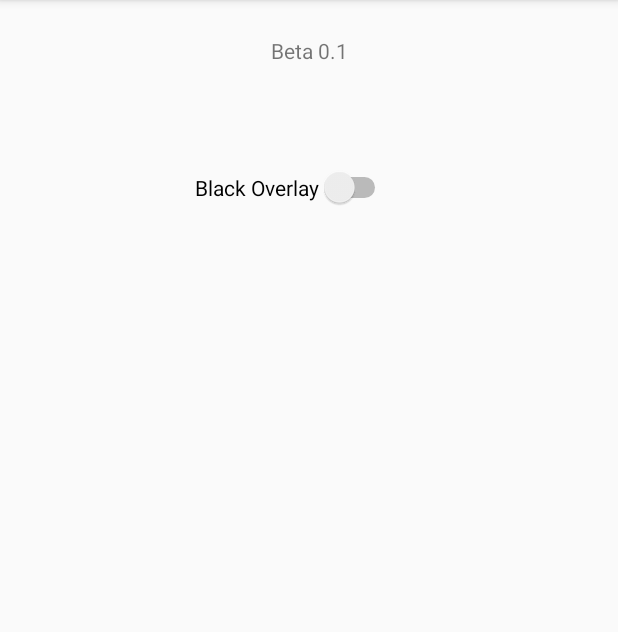
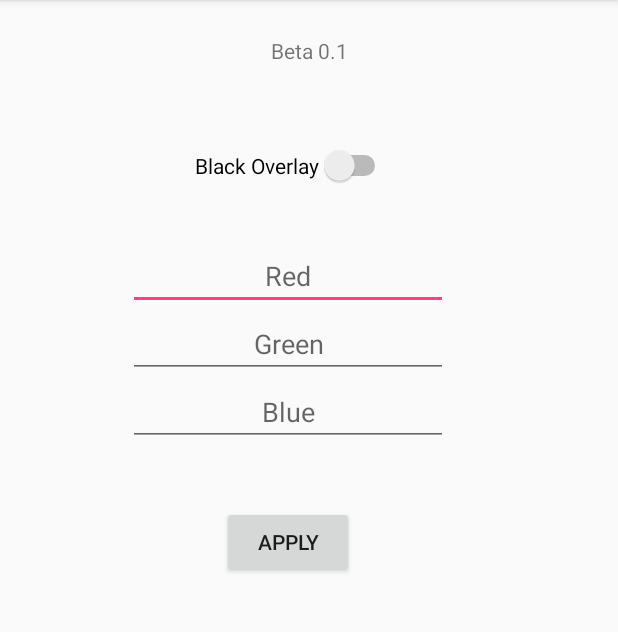
Before and after one commit to maximilianKoeper/OLEDBLACK, an Android app: the screen it shows after launch (MainActivity), on a phone screen of 412 x 824 dp, the part 84-716 px from its top. Run offline under Robolectric (Android 15) with nearby library versions, the phone set to English and light mode, and no system bars.

Commit message:
Overlay Color is now changeable

```diff
--- a/app/src/main/java/com/example/mkoep/oledblack/MainActivity.java
+++ b/app/src/main/java/com/example/mkoep/oledblack/MainActivity.java
@@ -1,16 +1,26 @@
 package com.example.mkoep.oledblack;
 
 import android.content.Intent;
+import android.graphics.Color;
 import android.support.v7.app.AppCompatActivity;
 import android.os.Bundle;
+import android.view.View;
 import android.widget.CompoundButton;
+import android.widget.EditText;
 import android.widget.Switch;
+import android.widget.Button;
+import android.widget.Toast;
 
 
 public class MainActivity extends AppCompatActivity {
 
     Switch switchButton, switchButton2;
     Intent svc;
+
+    EditText red;
+    EditText green;
+    EditText blue;
+    Button button;
 
 
     @Override
@@ -34,6 +44,28 @@ public class MainActivity extends AppCompatActivity {
             }
         });
 
+        button = (Button) findViewById(R.id.button);
+        red = (EditText) findViewById(R.id.editText4);
+        green = (EditText) findViewById(R.id.editText5);
+        blue = (EditText) findViewById(R.id.editText6);
+
+        button.setOnClickListener(new View.OnClickListener(){
+            @Override
+            //On click function
+            public void onClick(View view) {
+                //Create the intent to start another activity
+                setColor();
+            }
+        });
+
+    }
+
+    public void setColor(){
+        int i = Integer.parseInt(red.getText().toString());
+        int j = Integer.parseInt(green.getText().toString());
+        int k = Integer.parseInt(blue.getText().toString());
+        button.setBackgroundColor(Color.rgb(i, j, k));
+        OverlayShowingService.col = Color.rgb(i, j, k);
     }
 
     public void startOverlay(){
--- a/app/src/main/res/layout/activity_main.xml
+++ b/app/src/main/res/layout/activity_main.xml
@@ -11,7 +11,7 @@
         android:id="@+id/switch1"
         android:layout_width="wrap_content"
         android:layout_height="wrap_content"
-        android:layout_marginTop="68dp"
+        android:layout_marginTop="53dp"
         android:checked="false"
         android:text="Black Overlay"
         app:layout_constraintTop_toBottomOf="@+id/textView"
@@ -38,4 +38,56 @@
         tools:layout_editor_absoluteX="20dp"
         app:layout_constraintGuide_begin="20dp" />
 
+    <EditText
+        android:id="@+id/editText4"
+        android:layout_width="wrap_content"
+        android:layout_height="wrap_content"
+        android:layout_marginLeft="65dp"
+        android:layout_marginTop="37dp"
+        android:ems="10"
+        android:hint="Red"
+        android:inputType="number"
+        android:maxLength="3"
+        android:textAlignment="center"
+        app:layout_constraintLeft_toLeftOf="@+id/guideline"
+        app:layout_constraintTop_toBottomOf="@+id/switch1" />
+
+    <EditText
+        android:id="@+id/editText5"
+        android:layout_width="wrap_content"
+        android:layout_height="wrap_content"
+        android:layout_marginLeft="65dp"
+        android:layout_marginTop="0dp"
+        android:ems="10"
+        android:hint="Green"
+        android:inputType="number"
+        android:maxLength="3"
+        android:textAlignment="center"
+        app:layout_constraintLeft_toLeftOf="@+id/guideline"
+        app:layout_constraintTop_toBottomOf="@+id/editText4" />
+
+    <EditText
+        android:id="@+id/editText6"
+        android:layout_width="wrap_content"
+        android:layout_height="wrap_content"
+        android:layout_marginLeft="65dp"
+        android:layout_marginTop="0dp"
+        android:ems="10"
+        android:hint="Blue"
+        android:inputType="number"
+        android:maxLength="3"
+        android:textAlignment="center"
+        app:layout_constraintLeft_toLeftOf="@+id/guideline"
+        app:layout_constraintTop_toBottomOf="@+id/editText5" />
+
+    <Button
+        android:id="@+id/button"
+        android:layout_width="wrap_content"
+        android:layout_height="wrap_content"
+        android:layout_marginLeft="128dp"
+        android:layout_marginTop="40dp"
+        android:text="Apply"
+        app:layout_constraintLeft_toLeftOf="@+id/guideline"
+        app:layout_constraintTop_toBottomOf="@+id/editText6" />
+
 </android.support.constraint.ConstraintLayout>
```
